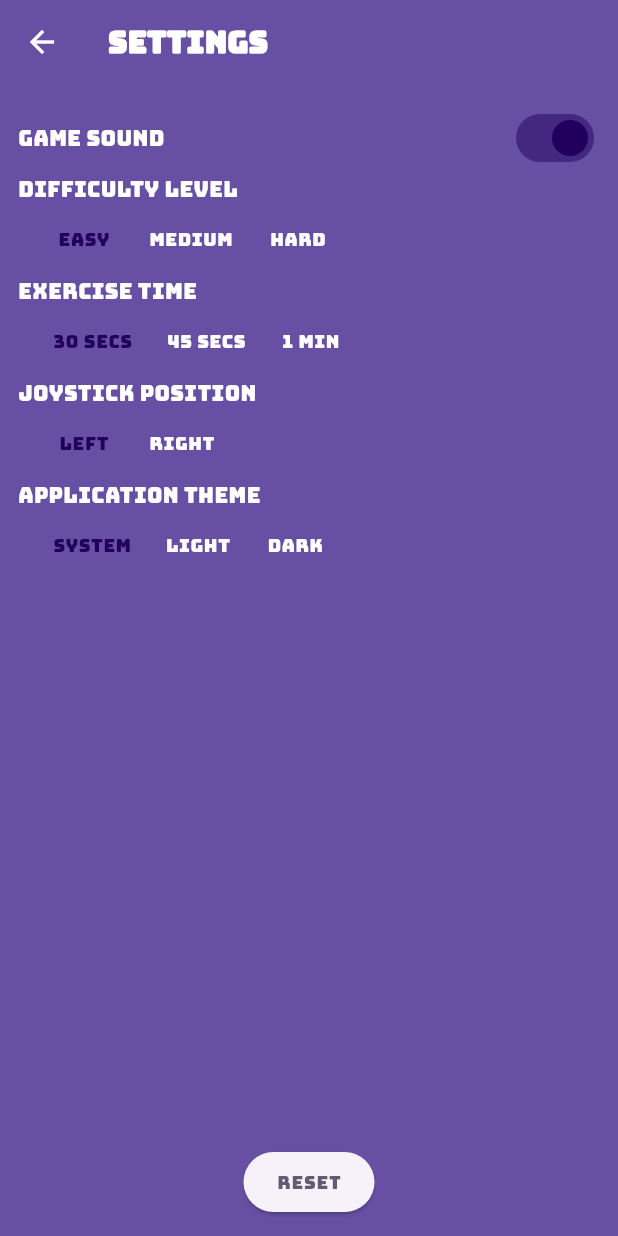
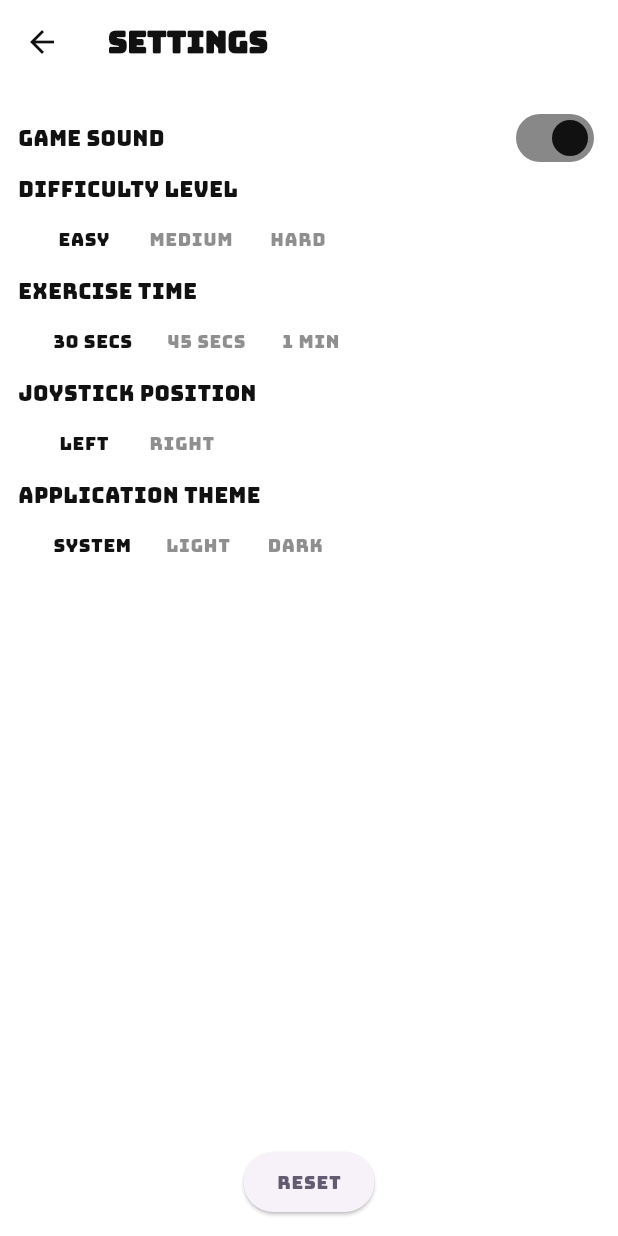
Before and after one commit to FaaiqKhan/muscles_builder, a Flutter app: the SettingsScreen screen opened directly, on a phone screen of 412 x 824 dp. Run offline on Flutter 3.47's test engine with Material 3 defaults, Android fonts, the phone set to English and light mode, and no system bars; our stand-ins replace bloc, equatable, flutter_bloc, google_mobile_ads, package_info_plus, shared_preferences; missing offline and left inert: flame, flame_audio; accounts and stored records are empty; network calls fail.

Commit message:
background updated

```diff
--- a/lib/components/pause_button_component.dart
+++ b/lib/components/pause_button_component.dart
@@ -80,7 +80,7 @@ class PauseButtonComponent extends CustomPainterComponent
 
     // Draw border
     final borderPaint = Paint()
-      ..color = backgroundColor
+      ..color = borderColor
       ..style = PaintingStyle.stroke
       ..strokeWidth = 2;
     canvas.drawRRect(rRect, borderPaint);
--- a/lib/screens/muscles_builder_game_screen.dart
+++ b/lib/screens/muscles_builder_game_screen.dart
@@ -1,5 +1,6 @@
 import 'package:flame/game.dart';
 import 'package:flutter/material.dart';
+import 'package:muscles_builder/extensions/muscles_builder_theme_context.dart';
 import 'package:muscles_builder/games/muscles_builder_game.dart';
 import 'package:muscles_builder/screens/game_over_screen.dart';
 import 'package:muscles_builder/screens/game_pause_screen.dart';
@@ -10,7 +11,10 @@ class MusclesBuilderGameScreen extends StatelessWidget {
   @override
   Widget build(BuildContext context) {
     return GameWidget(
-      game: MusclesBuilderGame(themeData: Theme.of(context)),
+      game: MusclesBuilderGame(
+        themeData: Theme.of(context),
+        gameTheme: context.musclesBuilderTheme,
+      ),
       overlayBuilderMap: {
         GameOverScreen.id: (BuildContext context, MusclesBuilderGame gameRef) {
           return GameOverScreen(
--- a/lib/screens/settings_screen.dart
+++ b/lib/screens/settings_screen.dart
@@ -2,6 +2,7 @@ import 'package:flutter/material.dart';
 import 'package:flutter_bloc/flutter_bloc.dart';
 import 'package:muscles_builder/constants/spacings.dart';
 import 'package:muscles_builder/cubits/settings/settings_cubit.dart';
+import 'package:muscles_builder/extensions/muscles_builder_theme_context.dart';
 import 'package:muscles_builder/widgets/app_theme_selection_widget.dart';
 import 'package:muscles_builder/widgets/exercise_time_widget.dart';
 import 'package:muscles_builder/widgets/game_difficulty_level.dart';
@@ -22,18 +23,18 @@ class SettingsScreen extends StatelessWidget {
   Widget build(BuildContext context) {
     return Scaffold(
       appBar: AppBar(
-        backgroundColor: Theme.of(context).colorScheme.primary,
+        backgroundColor: context.musclesBuilderTheme.background,
         title: Text(
           "Settings",
           style: Theme.of(context).textTheme.headlineSmall?.copyWith(
-                color: Theme.of(context).colorScheme.onPrimary,
+                color: context.musclesBuilderTheme.primaryText,
               ),
         ),
         iconTheme: IconThemeData(
-          color: Theme.of(context).colorScheme.onPrimary,
+          color: context.musclesBuilderTheme.button,
         ),
       ),
-      backgroundColor: Theme.of(context).colorScheme.primary,
+      backgroundColor: context.musclesBuilderTheme.background,
       body: SafeArea(
         child: Padding(
           padding: const EdgeInsets.all(Spacings.contentSpacingOf12),
@@ -45,17 +46,6 @@ class SettingsScreen extends StatelessWidget {
               const JoystickPositionWidget(),
               const AppThemeSelectionWidget(),
               const Spacer(),
-              // ElevatedButton(
-              //   onPressed: () {
-              //     Navigator.of(context).push(
-              //       MaterialPageRoute(
-              //         builder: (context) => ProfileScreen(),
-              //       ),
-              //     );
-              //   },
-              //   child: const Text("Update profile"),
-              // ),
-              const SizedBox(height: Spacings.contentSpacingOf32),
               ElevatedButton(
                 onPressed: () => context.read<SettingsCubit>().resetSettings(),
                 child: Text(
--- a/lib/theme/muscles_builder_theme.dart
+++ b/lib/theme/muscles_builder_theme.dart
@@ -1,16 +1,16 @@
 import 'package:flutter/material.dart';
 
 class MusclesBuilderTheme extends ThemeExtension<MusclesBuilderTheme> {
-  final Color? background;
-  final Color? primaryText;
-  final Color? accentText;
-  final Color? button;
-  final Color? buttonHover;
-  final Color? damageBar;
-  final Color? healthBar;
-  final Color? muscleGrowthBar;
-  final Color? powerUpPurple;
-  final Color? powerUpBlue;
+  final Color background;
+  final Color primaryText;
+  final Color accentText;
+  final Color button;
+  final Color buttonHover;
+  final Color damageBar;
+  final Color healthBar;
+  final Color muscleGrowthBar;
+  final Color powerUpPurple;
+  final Color powerUpBlue;
 
   const MusclesBuilderTheme({
     required this.background,
@@ -72,16 +72,16 @@ class MusclesBuilderTheme extends ThemeExtension<MusclesBuilderTheme> {
   ) {
     if (other is! MusclesBuilderTheme) return this;
     return MusclesBuilderTheme(
-      background: Color.lerp(background, other.background, t),
-      primaryText: Color.lerp(primaryText, other.primaryText, t),
-      accentText: Color.lerp(accentText, other.accentText, t),
-      button: Color.lerp(button, other.button, t),
-      buttonHover: Color.lerp(buttonHover, other.buttonHover, t),
-      damageBar: Color.lerp(damageBar, other.damageBar, t),
-      healthBar: Color.lerp(healthBar, other.healthBar, t),
-      muscleGrowthBar: Color.lerp(muscleGrowthBar, other.muscleGrowthBar, t),
-      powerUpPurple: Color.lerp(powerUpPurple, other.powerUpPurple, t),
-      powerUpBlue: Color.lerp(powerUpBlue, other.powerUpBlue, t),
+      background: Color.lerp(background, other.background, t)!,
+      primaryText: Color.lerp(primaryText, other.primaryText, t)!,
+      accentText: Color.lerp(accentText, other.accentText, t)!,
+      button: Color.lerp(button, other.button, t)!,
+      buttonHover: Color.lerp(buttonHover, other.buttonHover, t)!,
+      damageBar: Color.lerp(damageBar, other.damageBar, t)!,
+      healthBar: Color.lerp(healthBar, other.healthBar, t)!,
+      muscleGrowthBar: Color.lerp(muscleGrowthBar, other.muscleGrowthBar, t)!,
+      powerUpPurple: Color.lerp(powerUpPurple, other.powerUpPurple, t)!,
+      powerUpBlue: Color.lerp(powerUpBlue, other.powerUpBlue, t)!,
     );
   }
 }
--- /dev/null
+++ b/lib/utils/ui_utils.dart
@@ -0,0 +1,15 @@
+import 'package:flutter/cupertino.dart';
+import 'package:muscles_builder/extensions/muscles_builder_theme_context.dart';
+
+class UiUtils {
+  UiUtils._();
+
+  static Color selectedAndNonSelectedText(
+    BuildContext context,
+    bool isSelected,
+  ) {
+    return isSelected
+        ? context.musclesBuilderTheme.primaryText
+        : context.musclesBuilderTheme.primaryText.withAlpha(120);
+  }
+}
--- a/lib/widgets/app_theme_selection_widget.dart
+++ b/lib/widgets/app_theme_selection_widget.dart
@@ -2,6 +2,8 @@ import 'package:flutter/material.dart';
 import 'package:flutter_bloc/flutter_bloc.dart';
 import 'package:muscles_builder/constants/spacings.dart';
 import 'package:muscles_builder/cubits/theme/theme_cubit.dart';
+import 'package:muscles_builder/extensions/muscles_builder_theme_context.dart';
+import 'package:muscles_builder/utils/ui_utils.dart';
 
 class AppThemeSelectionWidget extends StatelessWidget {
   const AppThemeSelectionWidget({super.key});
@@ -13,9 +15,10 @@ class AppThemeSelectionWidget extends StatelessWidget {
       children: [
         Text(
           "Application theme",
-          style: Theme.of(context).textTheme.bodyMedium?.copyWith(
-                color: Theme.of(context).colorScheme.onPrimary,
-              ),
+          style: Theme.of(context)
+              .textTheme
+              .bodyMedium
+              ?.copyWith(color: context.musclesBuilderTheme.primaryText),
         ),
         Padding(
           padding: const EdgeInsets.only(
@@ -33,14 +36,13 @@ class AppThemeSelectionWidget extends StatelessWidget {
                             context.read<ThemeCubit>().setThemeMode(mode),
                         child: Text(
                           mode.name,
-                          style: Theme.of(context)
-                              .textTheme
-                              .bodySmall
-                              ?.copyWith(
-                                color: state.themeMode == mode
-                                    ? Theme.of(context).colorScheme.onPrimaryFixed
-                                    : Theme.of(context).colorScheme.onPrimary,
-                              ),
+                          style:
+                              Theme.of(context).textTheme.bodySmall?.copyWith(
+                                    color: UiUtils.selectedAndNonSelectedText(
+                                      context,
+                                      state.themeMode == mode,
+                                    ),
+                                  ),
                         ),
                       ),
                     )
--- a/lib/widgets/exercise_time_widget.dart
+++ b/lib/widgets/exercise_time_widget.dart
@@ -3,6 +3,8 @@ import 'package:flutter_bloc/flutter_bloc.dart';
 import 'package:muscles_builder/constants/enums.dart';
 import 'package:muscles_builder/constants/spacings.dart';
 import 'package:muscles_builder/cubits/settings/settings_cubit.dart';
+import 'package:muscles_builder/extensions/muscles_builder_theme_context.dart';
+import 'package:muscles_builder/utils/ui_utils.dart';
 
 class ExerciseTimeWidget extends StatelessWidget {
   const ExerciseTimeWidget({super.key});
@@ -14,9 +16,10 @@ class ExerciseTimeWidget extends StatelessWidget {
       children: [
         Text(
           "Exercise time",
-          style: Theme.of(context).textTheme.bodyMedium?.copyWith(
-            color: Theme.of(context).colorScheme.onPrimary,
-          ),
+          style: Theme.of(context)
+              .textTheme
+              .bodyMedium
+              ?.copyWith(color: context.musclesBuilderTheme.primaryText),
         ),
         Padding(
           padding: const EdgeInsets.only(
@@ -35,11 +38,13 @@ class ExerciseTimeWidget extends StatelessWidget {
                             .updateExerciseTime(exerciseTime),
                         child: Text(
                           exerciseTime.value,
-                          style: Theme.of(context).textTheme.bodySmall?.copyWith(
-                            color: state.exerciseTime == exerciseTime
-                                ? Theme.of(context).colorScheme.onPrimaryFixed
-                                : Theme.of(context).colorScheme.onPrimary,
-                          ),
+                          style:
+                              Theme.of(context).textTheme.bodySmall?.copyWith(
+                                    color: UiUtils.selectedAndNonSelectedText(
+                                      context,
+                                      state.exerciseTime == exerciseTime,
+                                    ),
+                                  ),
                         ),
                       ),
                     )
--- a/lib/widgets/game_difficulty_level.dart
+++ b/lib/widgets/game_difficulty_level.dart
@@ -3,6 +3,8 @@ import 'package:flutter_bloc/flutter_bloc.dart';
 import 'package:muscles_builder/constants/enums.dart';
 import 'package:muscles_builder/constants/spacings.dart';
 import 'package:muscles_builder/cubits/settings/settings_cubit.dart';
+import 'package:muscles_builder/extensions/muscles_builder_theme_context.dart';
+import 'package:muscles_builder/utils/ui_utils.dart';
 
 class GameDifficultyLevelWidget extends StatelessWidget {
   const GameDifficultyLevelWidget({super.key});
@@ -14,9 +16,10 @@ class GameDifficultyLevelWidget extends StatelessWidget {
       children: [
         Text(
           "Difficulty level",
-          style: Theme.of(context).textTheme.bodyMedium?.copyWith(
-                color: Theme.of(context).colorScheme.onPrimary,
-              ),
+          style: Theme.of(context)
+              .textTheme
+              .bodyMedium
+              ?.copyWith(color: context.musclesBuilderTheme.primaryText),
         ),
         Padding(
           padding: const EdgeInsets.only(
@@ -33,10 +36,11 @@ class GameDifficultyLevelWidget extends StatelessWidget {
                     child: Text(
                       "Easy",
                       style: Theme.of(context).textTheme.bodySmall?.copyWith(
-                            color: state.gameDifficultyLevel ==
-                                    GameDifficultyLevel.easy
-                                ? Theme.of(context).colorScheme.onPrimaryFixed
-                                : Theme.of(context).colorScheme.onPrimary,
+                            color: UiUtils.selectedAndNonSelectedText(
+                              context,
+                              state.gameDifficultyLevel ==
+                                  GameDifficultyLevel.easy,
+                            ),
                           ),
                     ),
                   ),
@@ -47,11 +51,12 @@ class GameDifficultyLevelWidget extends StatelessWidget {
                     child: Text(
                       "Medium",
                       style: Theme.of(context).textTheme.bodySmall?.copyWith(
-                        color: state.gameDifficultyLevel ==
-                            GameDifficultyLevel.medium
-                            ? Theme.of(context).colorScheme.onPrimaryFixed
-                            : Theme.of(context).colorScheme.onPrimary,
-                      ),
+                            color: UiUtils.selectedAndNonSelectedText(
+                              context,
+                              state.gameDifficultyLevel ==
+                                  GameDifficultyLevel.medium,
+                            ),
+                          ),
                     ),
                   ),
                   TextButton(
@@ -61,11 +66,12 @@ class GameDifficultyLevelWidget extends StatelessWidget {
                     child: Text(
                       "Hard",
                       style: Theme.of(context).textTheme.bodySmall?.copyWith(
-                        color: state.gameDifficultyLevel ==
-                            GameDifficultyLevel.hard
-                            ? Theme.of(context).colorScheme.onPrimaryFixed
-                            : Theme.of(context).colorScheme.onPrimary,
-                      ),
+                            color: UiUtils.selectedAndNonSelectedText(
+                              context,
+                              state.gameDifficultyLevel ==
+                                  GameDifficultyLevel.hard,
+                            ),
+                          ),
                     ),
                   ),
                 ],
--- a/lib/widgets/game_sound_widget.dart
+++ b/lib/widgets/game_sound_widget.dart
@@ -1,6 +1,7 @@
 import 'package:flutter/material.dart';
 import 'package:flutter_bloc/flutter_bloc.dart';
 import 'package:muscles_builder/cubits/settings/settings_cubit.dart';
+import 'package:muscles_builder/extensions/muscles_builder_theme_context.dart';
 
 class GameSoundWidget extends StatelessWidget {
   const GameSoundWidget({super.key});
@@ -12,9 +13,10 @@ class GameSoundWidget extends StatelessWidget {
       children: [
         Text(
           "Game sound",
-          style: Theme.of(context).textTheme.bodyMedium?.copyWith(
-                color: Theme.of(context).colorScheme.onPrimary,
-              ),
+          style: Theme.of(context)
+              .textTheme
+              .bodyMedium
+              ?.copyWith(color: context.musclesBuilderTheme.primaryText),
         ),
         BlocBuilder<SettingsCubit, SettingsState>(
           buildWhen: (previous, current) =>
@@ -22,8 +24,9 @@ class GameSoundWidget extends StatelessWidget {
           builder: (context, state) {
             return Switch(
               value: state.gameSoundSwitch,
-              activeColor: Theme.of(context).colorScheme.onPrimaryFixed,
-              inactiveTrackColor: Theme.of(context).colorScheme.onPrimary,
+              activeColor: context.musclesBuilderTheme.primaryText,
+              inactiveTrackColor:
+                  context.musclesBuilderTheme.primaryText.withAlpha(120),
               onChanged: context.read<SettingsCubit>().updateGameSoundSwitch,
             );
           },
--- a/lib/widgets/joystick_position_widget.dart
+++ b/lib/widgets/joystick_position_widget.dart
@@ -3,6 +3,8 @@ import 'package:flutter_bloc/flutter_bloc.dart';
 import 'package:muscles_builder/constants/enums.dart';
 import 'package:muscles_builder/constants/spacings.dart';
 import 'package:muscles_builder/cubits/settings/settings_cubit.dart';
+import 'package:muscles_builder/extensions/muscles_builder_theme_context.dart';
+import 'package:muscles_builder/utils/ui_utils.dart';
 
 class JoystickPositionWidget extends StatelessWidget {
   const JoystickPositionWidget({super.key});
@@ -14,9 +16,10 @@ class JoystickPositionWidget extends StatelessWidget {
       children: [
         Text(
           "Joystick position",
-          style: Theme.of(context).textTheme.bodyMedium?.copyWith(
-            color: Theme.of(context).colorScheme.onPrimary,
-          ),
+          style: Theme.of(context)
+              .textTheme
+              .bodyMedium
+              ?.copyWith(color: context.musclesBuilderTheme.primaryText),
         ),
         Padding(
           padding: const EdgeInsets.only(
@@ -33,11 +36,13 @@ class JoystickPositionWidget extends StatelessWidget {
                             .updatePlayerControllerType(controller),
                         child: Text(
                           controller.name,
-                          style: Theme.of(context).textTheme.bodySmall?.copyWith(
-                            color: state.joystickPosition == controller
-                                ? Theme.of(context).colorScheme.onPrimaryFixed
-                                : Theme.of(context).colorScheme.onPrimary,
-                          ),
+                          style:
+                              Theme.of(context).textTheme.bodySmall?.copyWith(
+                                    color: UiUtils.selectedAndNonSelectedText(
+                                      context,
+                                      state.joystickPosition == controller,
+                                    ),
+                                  ),
                         ),
                       ),
                     )
```
Also changed, not shown: lib/components/game_status_panel_component.dart (+5 -5 lines), lib/games/muscles_builder_game.dart (+7 -7 lines), lib/screens/about_screen.dart (+10 -7 lines), lib/screens/contributors_screen.dart (+12 -10 lines), lib/screens/game_over_screen.dart (+4 -5 lines), lib/screens/home_screen.dart (+22 -58 lines), lib/screens/splash_screen.dart (+8 -6 lines), lib/widgets/screen_title.dart (+5 -3 lines).
